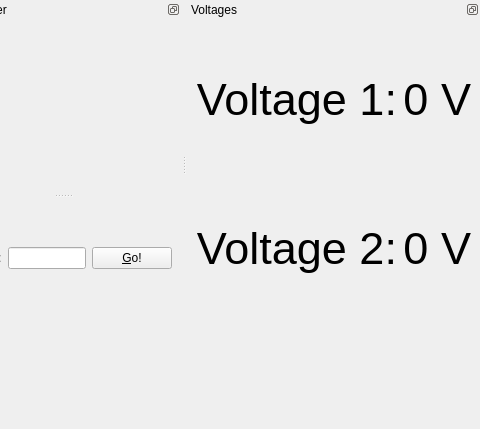
markusk/direcs, file direcs-remote/src/mainWindow.ui: the form before one commit; both pictures show x 667 to 1147 and y 0 to 429 of the 1147 by 1021 pixel window.
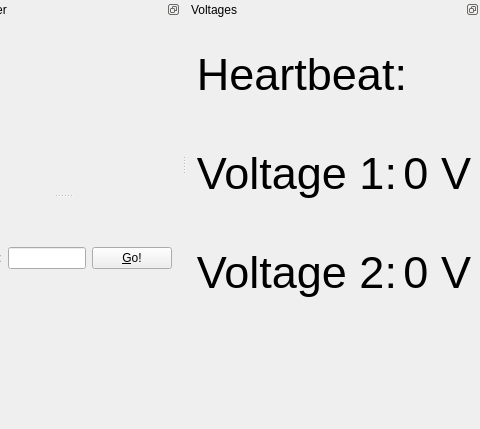
The form after the commit. Icons and pictures are not drawn. Custom widgets are drawn as their Qt base class.

Commit message: Added a heartbeat LED to the GUI and to the resource file

Diff of the .ui file:
```diff
--- a/direcs-remote/src/mainWindow.ui
+++ b/direcs-remote/src/mainWindow.ui
@@ -812,8 +812,42 @@
     <number>4</number>
    </attribute>
    <widget class="QWidget" name="dockWidgetContents_7">
-    <layout class="QGridLayout" name="gridLayout_11">
-     <item row="0" column="0">
+    <layout class="QVBoxLayout" name="verticalLayout_3">
+     <item>
+      <layout class="QHBoxLayout" name="horizontalLayout_6">
+       <item>
+        <widget class="QLabel" name="label_8">
+         <property name="font">
+          <font>
+           <pointsize>34</pointsize>
+          </font>
+         </property>
+         <property name="text">
+          <string>Heartbeat:</string>
+         </property>
+         <property name="alignment">
+          <set>Qt::AlignRight|Qt::AlignTrailing|Qt::AlignVCenter</set>
+         </property>
+        </widget>
+       </item>
+       <item>
+        <widget class="QLabel" name="lblLEDHeartbeat">
+         <property name="text">
+          <string/>
+         </property>
+         <property name="pixmap">
+          <pixmap resource="../direcs-remote.qrc">:/images/images/led_gray.gif</pixmap>
+         </property>
+         <property name="alignment">
+          <set>Qt::AlignCenter</set>
+         </property>
+        </widget>
+       </item>
+      </layout>
+     </item>
+     <item>
+      <layout class="QHBoxLayout" name="horizontalLayout_5">
+       <item>
       <widget class="QLabel" name="label">
        <property name="font">
         <font>
@@ -828,7 +862,7 @@
        </property>
       </widget>
      </item>
-     <item row="0" column="1">
+       <item>
       <widget class="QLabel" name="lblVoltage1">
        <property name="font">
         <font>
@@ -843,7 +877,11 @@
        </property>
       </widget>
      </item>
-     <item row="1" column="0">
+      </layout>
+     </item>
+     <item>
+      <layout class="QHBoxLayout" name="horizontalLayout_4">
+       <item>
       <widget class="QLabel" name="label_3">
        <property name="font">
         <font>
@@ -858,7 +896,7 @@
        </property>
       </widget>
      </item>
-     <item row="1" column="1">
+       <item>
       <widget class="QLabel" name="lblVoltage2">
        <property name="font">
         <font>
@@ -872,6 +910,8 @@
         <set>Qt::AlignRight|Qt::AlignTrailing|Qt::AlignVCenter</set>
        </property>
       </widget>
+       </item>
+      </layout>
      </item>
     </layout>
    </widget>
```
Lines whose indentation alone changed are shown as unchanged. The commit also changes 4 other files.
